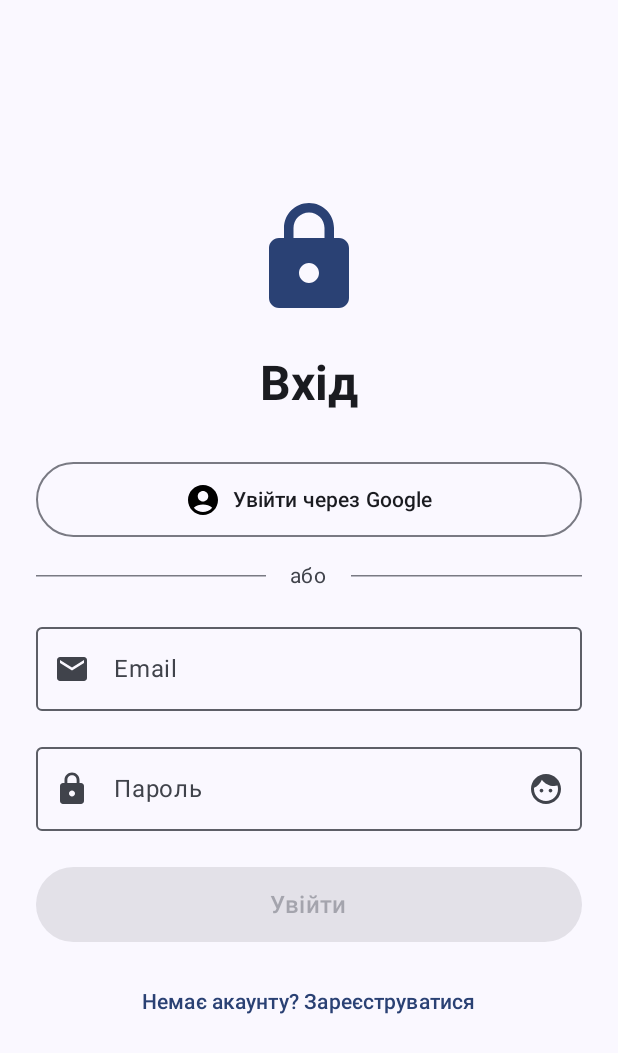
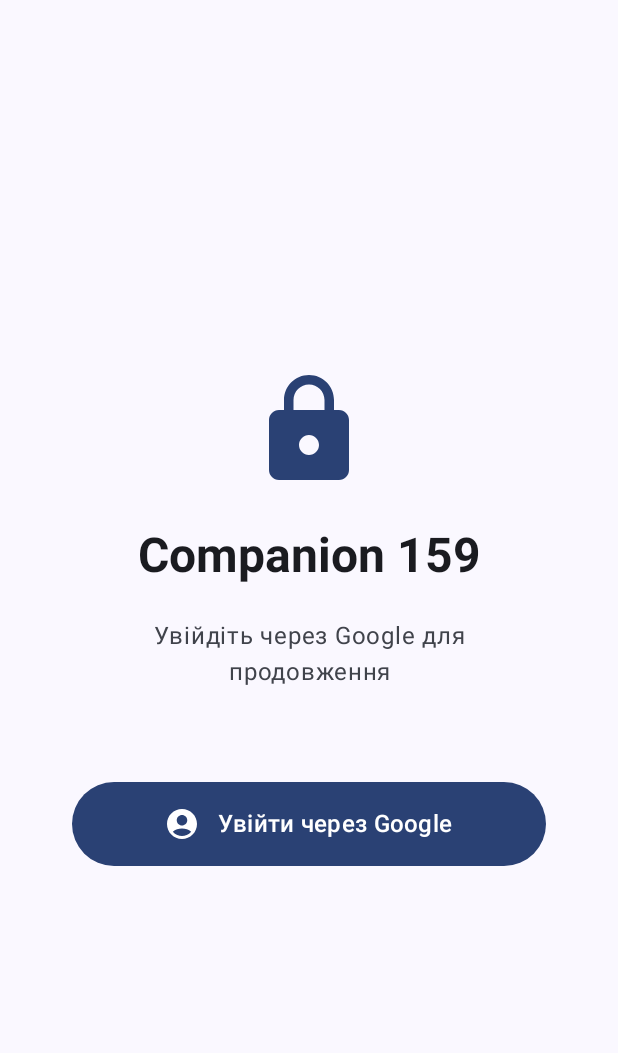
Before and after one commit to sargssss/companion159, an Android app built with Jetpack Compose: the LoginScreen screen opened through its navigation route, on a phone screen of 412 x 824 dp. Shown: the top 1053 px of the screen. Run offline under Robolectric (Android 15) with nearby library versions, the phone set to English and light mode, and no system bars; our stand-ins replace Dagger/Hilt's generated code; 1 statement that could not run was skipped.

Commit message:
refactoring #5

```diff
--- a/app/src/main/java/com/lifelover/companion159/presentation/ui/auth/LoginScreen.kt
+++ b/app/src/main/java/com/lifelover/companion159/presentation/ui/auth/LoginScreen.kt
@@ -2,28 +2,23 @@ package com.lifelover.companion159.presentation.ui.auth
 
 import android.util.Log
 import androidx.compose.foundation.layout.*
-import androidx.compose.foundation.text.KeyboardOptions
 import androidx.compose.material.icons.Icons
 import androidx.compose.material.icons.filled.*
 import androidx.compose.material3.*
 import androidx.compose.runtime.*
 import androidx.compose.ui.Alignment
 import androidx.compose.ui.Modifier
-import androidx.compose.ui.graphics.Color
 import androidx.compose.ui.platform.LocalContext
 import androidx.compose.ui.text.font.FontWeight
-import androidx.compose.ui.text.input.KeyboardType
-import androidx.compose.ui.text.input.PasswordVisualTransformation
-import androidx.compose.ui.text.input.VisualTransformation
 import androidx.compose.ui.text.style.TextAlign
 import androidx.compose.ui.unit.dp
 import androidx.hilt.navigation.compose.hiltViewModel
+import com.lifelover.companion159.presentation.viewmodels.AuthViewModel
 
 /**
- * Login screen - authentication required to use the app
- * No offline mode without previous authentication
+ * Login screen - Google authentication only
+ * Simple and secure authentication flow
  */
-@OptIn(ExperimentalMaterial3Api::class)
 @Composable
 fun LoginScreen(
     onLoginSuccess: () -> Unit,
@@ -31,10 +26,6 @@ fun LoginScreen(
 ) {
     val context = LocalContext.current
     val state by viewModel.state.collectAsState()
-    var email by remember { mutableStateOf("") }
-    var password by remember { mutableStateOf("") }
-    var passwordVisible by remember { mutableStateOf(false) }
-    var isLoginMode by remember { mutableStateOf(true) }
 
     // Handle successful authentication
     LaunchedEffect(state.isAuthenticated) {
@@ -45,14 +36,18 @@ fun LoginScreen(
         }
     }
 
+    Box(
+        modifier = Modifier.fillMaxSize(),
+        contentAlignment = Alignment.Center
+    ) {
         Column(
             modifier = Modifier
-            .fillMaxSize()
-            .padding(24.dp),
+                .fillMaxWidth()
+                .padding(48.dp),
             horizontalAlignment = Alignment.CenterHorizontally,
-        verticalArrangement = Arrangement.Center
+            verticalArrangement = Arrangement.spacedBy(24.dp)
         ) {
-        // Logo/Title
+            // Logo/Icon
             Icon(
                 imageVector = Icons.Default.Lock,
                 contentDescription = null,
@@ -60,160 +55,83 @@ fun LoginScreen(
                 tint = MaterialTheme.colorScheme.primary
             )
 
-        Spacer(modifier = Modifier.height(24.dp))
-
+            // Title
             Text(
-            text = if (isLoginMode) "Вхід" else "Реєстрація",
+                text = "Companion 159",
                 style = MaterialTheme.typography.headlineLarge,
                 fontWeight = FontWeight.Bold
             )
 
-        Spacer(modifier = Modifier.height(32.dp))
+            Text(
+                text = "Увійдіть через Google для продовження",
+                style = MaterialTheme.typography.bodyLarge,
+                color = MaterialTheme.colorScheme.onSurfaceVariant,
+                textAlign = TextAlign.Center
+            )
+
+            Spacer(modifier = Modifier.height(16.dp))
 
             // Google Sign-In button
-        OutlinedButton(
+            Button(
                 onClick = { viewModel.signInWithGoogle(context) },
                 modifier = Modifier
                     .fillMaxWidth()
-                .height(50.dp),
+                    .height(56.dp),
                 enabled = !state.isLoading,
-            colors = ButtonDefaults.outlinedButtonColors(
-                contentColor = MaterialTheme.colorScheme.onSurface
+                colors = ButtonDefaults.buttonColors(
+                    containerColor = MaterialTheme.colorScheme.primary
                 )
             ) {
+                if (state.isLoading) {
+                    CircularProgressIndicator(
+                        modifier = Modifier.size(24.dp),
+                        color = MaterialTheme.colorScheme.onPrimary,
+                        strokeWidth = 2.dp
+                    )
+                } else {
                     Row(
-                horizontalArrangement = Arrangement.spacedBy(8.dp),
+                        horizontalArrangement = Arrangement.spacedBy(12.dp),
                         verticalAlignment = Alignment.CenterVertically
                     ) {
                         Icon(
                             imageVector = Icons.Default.AccountCircle,
                             contentDescription = null,
-                    tint = Color.Unspecified
+                            modifier = Modifier.size(24.dp)
                         )
-                Text("Увійти через Google")
-            }
-        }
-
-        Spacer(modifier = Modifier.height(16.dp))
-
-        // Divider
-        Row(
-            modifier = Modifier.fillMaxWidth(),
-            verticalAlignment = Alignment.CenterVertically
-        ) {
-            HorizontalDivider(modifier = Modifier.weight(1f))
                         Text(
-                text = "або",
-                modifier = Modifier.padding(horizontal = 16.dp),
-                style = MaterialTheme.typography.bodyMedium,
-                color = MaterialTheme.colorScheme.onSurfaceVariant
-            )
-            HorizontalDivider(modifier = Modifier.weight(1f))
-        }
-
-        Spacer(modifier = Modifier.height(16.dp))
-
-        // Email field
-        OutlinedTextField(
-            value = email,
-            onValueChange = { email = it },
-            label = { Text("Email") },
-            leadingIcon = {
-                Icon(Icons.Default.Email, contentDescription = null)
-            },
-            keyboardOptions = KeyboardOptions(keyboardType = KeyboardType.Email),
-            singleLine = true,
-            modifier = Modifier.fillMaxWidth()
-        )
-
-        Spacer(modifier = Modifier.height(16.dp))
-
-        // Password field
-        OutlinedTextField(
-            value = password,
-            onValueChange = { password = it },
-            label = { Text("Пароль") },
-            leadingIcon = {
-                Icon(Icons.Default.Lock, contentDescription = null)
-            },
-            trailingIcon = {
-                IconButton(onClick = { passwordVisible = !passwordVisible }) {
-                    Icon(
-                        imageVector = if (passwordVisible)
-                            Icons.Default.Face else Icons.Default.Face,
-                        contentDescription = if (passwordVisible) "Приховати" else "Показати"
-                    )
-                }
-            },
-            visualTransformation = if (passwordVisible)
-                VisualTransformation.None else PasswordVisualTransformation(),
-            keyboardOptions = KeyboardOptions(keyboardType = KeyboardType.Password),
-            singleLine = true,
-            modifier = Modifier.fillMaxWidth()
-        )
-
-        Spacer(modifier = Modifier.height(24.dp))
-
-        // Login/Register button
-        Button(
-            onClick = {
-                if (isLoginMode) {
-                    viewModel.signIn(email, password)
-                } else {
-                    viewModel.signUp(email, password)
-                }
-            },
-            modifier = Modifier
-                .fillMaxWidth()
-                .height(50.dp),
-            enabled = email.isNotBlank() && password.isNotBlank() && !state.isLoading
-        ) {
-            if (state.isLoading) {
-                CircularProgressIndicator(
-                    modifier = Modifier.size(24.dp),
-                    color = MaterialTheme.colorScheme.onPrimary
-                )
-            } else {
-                Text(
-                    text = if (isLoginMode) "Увійти" else "Зареєструватися",
+                            text = "Увійти через Google",
                             style = MaterialTheme.typography.titleMedium
                         )
                     }
                 }
-
-        Spacer(modifier = Modifier.height(16.dp))
-
-        // Mode switch
-        TextButton(
-            onClick = { isLoginMode = !isLoginMode }
-        ) {
-            Text(
-                text = if (isLoginMode)
-                    "Немає акаунту? Зареєструватися"
-                else
-                    "Вже є акаунт? Увійти"
-            )
             }
-
-        // ❌ REMOVED: "Пропустити (працювати офлайн)" button
-        // Now authentication is required to use the app
 
             // Error message
             state.error?.let { error ->
-            Spacer(modifier = Modifier.height(16.dp))
                 Card(
                     colors = CardDefaults.cardColors(
                         containerColor = MaterialTheme.colorScheme.errorContainer
                     ),
                     modifier = Modifier.fillMaxWidth()
                 ) {
+                    Row(
+                        modifier = Modifier.padding(16.dp),
+                        horizontalArrangement = Arrangement.spacedBy(12.dp),
+                        verticalAlignment = Alignment.CenterVertically
+                    ) {
+                        Icon(
+                            imageVector = Icons.Default.Warning,
+                            contentDescription = null,
+                            tint = MaterialTheme.colorScheme.onErrorContainer
+                        )
                         Text(
                             text = error,
                             color = MaterialTheme.colorScheme.onErrorContainer,
-                    modifier = Modifier.padding(16.dp),
-                    textAlign = TextAlign.Center
+                            style = MaterialTheme.typography.bodyMedium
                         )
                     }
                 }
             }
         }
+    }
+}
--- a/app/src/main/java/com/lifelover/companion159/presentation/ui/main/MainMenuScreen.kt
+++ b/app/src/main/java/com/lifelover/companion159/presentation/ui/main/MainMenuScreen.kt
@@ -15,7 +15,7 @@ import androidx.hilt.navigation.compose.hiltViewModel
 import com.lifelover.companion159.R
 import com.lifelover.companion159.domain.models.DisplayCategory
 import com.lifelover.companion159.domain.models.titleRes
-import com.lifelover.companion159.presentation.ui.auth.AuthViewModel
+import com.lifelover.companion159.presentation.viewmodels.AuthViewModel
 import com.lifelover.companion159.presentation.viewmodels.InventoryViewModel
 import com.lifelover.companion159.presentation.viewmodels.SyncStatus
 import java.text.SimpleDateFormat
@@ -92,7 +92,7 @@ fun MainMenuScreen(
                 }
 
                 // Sync button (kept for UI, shows message when clicked)
-                if (authState.isAuthenticated && !authState.isOffline) {
+                if (authState.isAuthenticated) {
                     IconButton(
                         onClick = { inventoryViewModel.sync() },
                         enabled = inventoryState.syncStatus != SyncStatus.SYNCING
@@ -184,31 +184,12 @@ fun MainMenuScreen(
             }
         )
 
-        // Status card (kept for UI)
-        when {
-            authState.isAuthenticated && !authState.isOffline -> {
+        // Status card - only show when authenticated
+        if (authState.isAuthenticated) {
             StatusCard(
                 userEmail = authState.userEmail,
-                    lastSyncTime = inventoryState.lastSyncTime,
-                    isOffline = false
+                lastSyncTime = inventoryState.lastSyncTime
             )
-            }
-
-            authState.isAuthenticated && authState.isOffline -> {
-                StatusCard(
-                    userEmail = authState.userEmail,
-                    lastSyncTime = inventoryState.lastSyncTime,
-                    isOffline = true
-                )
-            }
-
-            !authState.isAuthenticated && authState.isOffline -> {
-                OfflineStatusCard(message = "Офлайн режим (без аккаунта)")
-            }
-
-            else -> {
-                OfflineStatusCard(message = "Режим без аккаунта")
-            }
         }
 
         // Category buttons
@@ -329,18 +310,14 @@ private fun LogoutConfirmationDialog(
 @Composable
 private fun StatusCard(
     userEmail: String?,
-    lastSyncTime: Long?,
-    isOffline: Boolean
+    lastSyncTime: Long?
 ) {
     Card(
         modifier = Modifier
             .fillMaxWidth()
             .padding(horizontal = 16.dp, vertical = 8.dp),
         colors = CardDefaults.cardColors(
-            containerColor = if (isOffline)
-                MaterialTheme.colorScheme.secondaryContainer
-            else
-                MaterialTheme.colorScheme.primaryContainer
+            containerColor = MaterialTheme.colorScheme.primaryContainer
         )
     ) {
         Column(
@@ -359,29 +336,8 @@ private fun StatusCard(
                         style = MaterialTheme.typography.bodyMedium,
                         fontWeight = FontWeight.Medium
                     )
-
-                    if (isOffline) {
-                        Spacer(modifier = Modifier.height(4.dp))
-                        Row(
-                            verticalAlignment = Alignment.CenterVertically,
-                            horizontalArrangement = Arrangement.spacedBy(4.dp)
-                        ) {
-                            Icon(
-                                painter = painterResource(R.drawable.sync_attention),
-                                contentDescription = null,
-                                modifier = Modifier.size(16.dp),
-                                tint = MaterialTheme.colorScheme.onSecondaryContainer
-                            )
-                            Text(
-                                text = "Офлайн",
-                                style = MaterialTheme.typography.bodySmall,
-                                color = MaterialTheme.colorScheme.onSecondaryContainer
-                            )
-                        }
-                    }
                 }
 
-                if (!isOffline) {
                 lastSyncTime?.let { time ->
                     val formatter = SimpleDateFormat("HH:mm", Locale.getDefault())
                     Text(
@@ -393,38 +349,3 @@ private fun StatusCard(
         }
     }
 }
-}
-
-/**
- * Offline status card
- */
-@Composable
-private fun OfflineStatusCard(message: String = "Офлайн режим") {
-    Card(
-        modifier = Modifier
-            .fillMaxWidth()
-            .padding(horizontal = 16.dp, vertical = 8.dp),
-        colors = CardDefaults.cardColors(
-            containerColor = MaterialTheme.colorScheme.secondaryContainer
-        )
-    ) {
-        Row(
-            modifier = Modifier
-                .fillMaxWidth()
-                .padding(12.dp),
-            horizontalArrangement = Arrangement.Center,
-            verticalAlignment = Alignment.CenterVertically
-        ) {
-            Icon(
-                painter = painterResource(R.drawable.offline),
-                contentDescription = null,
-                modifier = Modifier.size(20.dp)
-            )
-            Spacer(modifier = Modifier.width(8.dp))
-            Text(
-                text = message,
-                style = MaterialTheme.typography.bodyMedium
-            )
-        }
-    }
-}
```
Also changed, not shown: app/src/main/java/com/lifelover/companion159/data/local/UserPreferences.kt (+12 -31 lines), app/src/main/java/com/lifelover/companion159/data/remote/auth/GoogleAuthService.kt (+5 -3 lines), app/src/main/java/com/lifelover/companion159/data/remote/auth/SupabaseAuthService.kt (+71 -88 lines), app/src/main/java/com/lifelover/companion159/presentation/viewmodels/AuthViewModel.kt (renamed from app/src/main/java/com/lifelover/companion159/presentation/ui/auth/AuthViewModel.kt, +11 -58 lines). Lines whose indentation alone changed are shown as unchanged.
